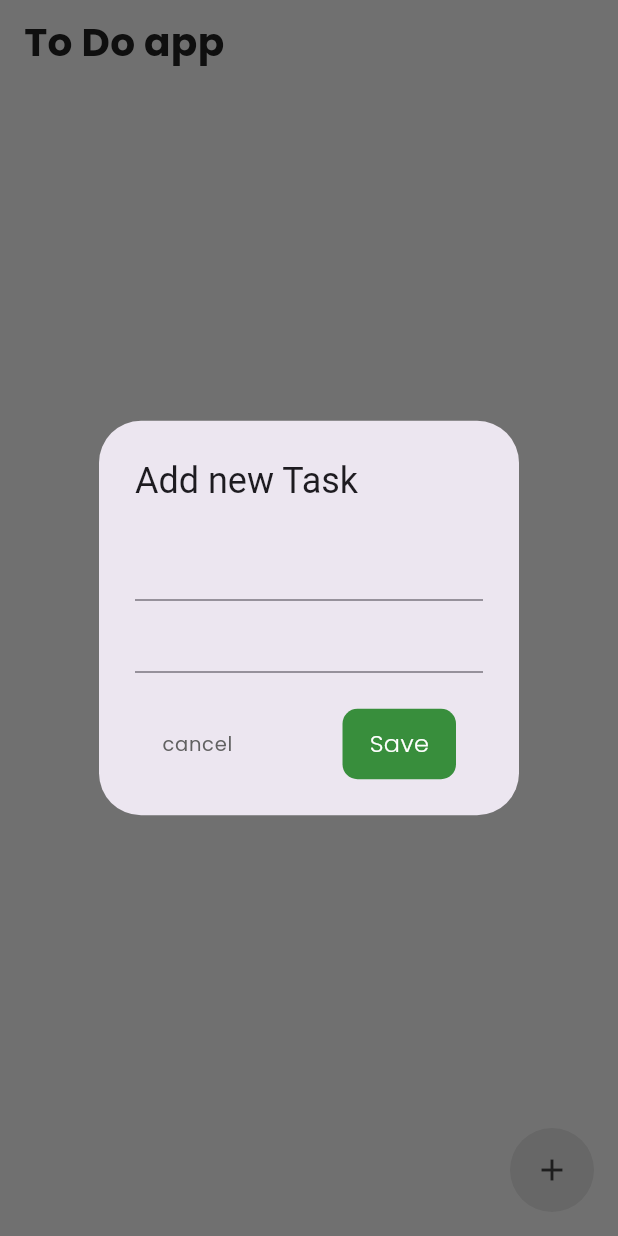
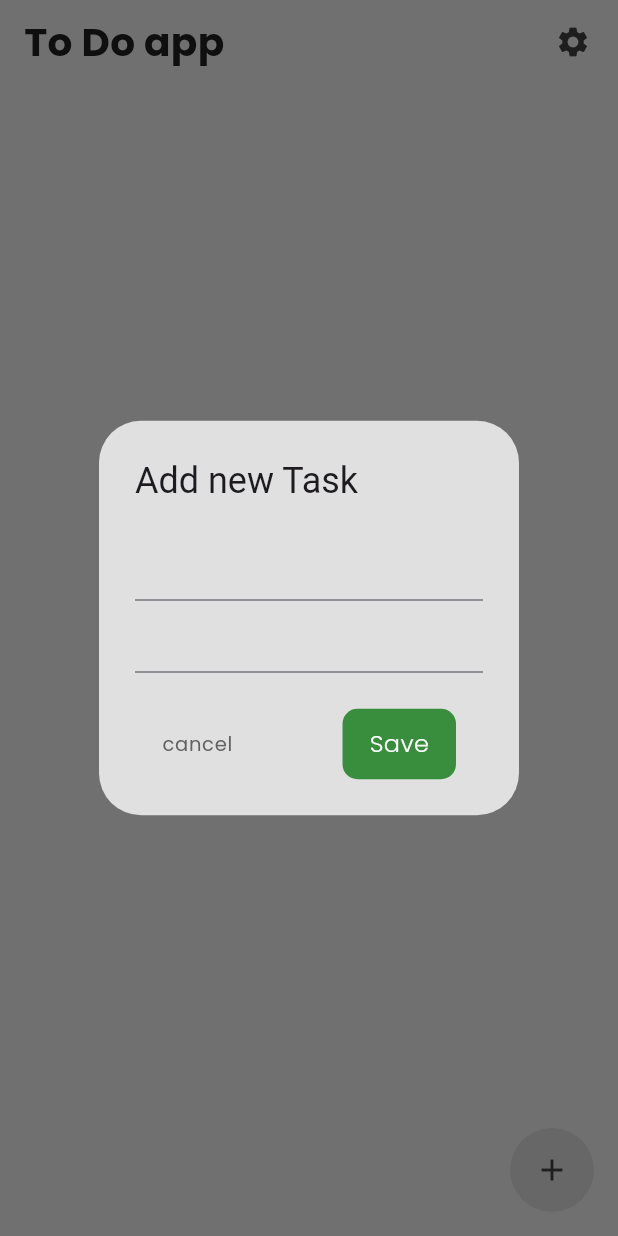
Before and after one commit to RWEMAISINGIZWENorbert/todo_app, a Flutter app: the screen it shows after launch, after a tap on the "add" icon, on a phone screen of 412 x 824 dp. Run offline on Flutter 3.47's test engine with Material 3 defaults, Android fonts, the phone set to English and light mode, and no system bars; our stand-ins replace equatable, flutter_bloc, flutter_slidable, google_fonts, hydrated_bloc, popover.

Commit message:
Theme toggle options

```diff
--- a/lib/Home.dart
+++ b/lib/Home.dart
@@ -1,6 +1,8 @@
 import 'package:flutter/material.dart';
 import 'package:flutter_bloc/flutter_bloc.dart';
 import 'package:google_fonts/google_fonts.dart';
+import 'package:popover/popover.dart';
+import 'package:todo_app/ThemeBloc/theme_bloc.dart';
 import 'package:todo_app/data/todo.dart';
 import 'package:todo_app/todo_bloc/todo_bloc.dart';
 import 'package:flutter_slidable/flutter_slidable.dart';
@@ -38,12 +40,64 @@ class _HomeState extends State<Home> {
       TextEditingController controller1 = TextEditingController();
       TextEditingController controller2 = TextEditingController();
 
-    return Scaffold(
+      final List<(String, ThemeMode)> themes = [
+        ('light', ThemeMode.light),
+        ('dark', ThemeMode.dark),
+        ('system', ThemeMode.system),
+      ];
+
+    return  Scaffold(
         backgroundColor: Theme.of(context).scaffoldBackgroundColor,
         appBar: AppBar(
           backgroundColor: Theme.of(context).scaffoldBackgroundColor,
-        title: Text('To Do app', style: Theme.of(context).textTheme.titleMedium
+          title: Text('To Do app', style: Theme.of(context).textTheme.titleMedium,   ),
+          actions:  <Widget>[
+              Builder(
+                builder: (innerContext) {
+                  return BlocBuilder<ThemeCubit, ThemeMode>(
+                    // buildWhen: (previousStae, currentState) => previousStae != currentState,
+                    builder: (context, state) {
+                      return GestureDetector(
+                        onTap: () {
+                           showPopover(
+                            backgroundColor: Theme.of(context).cardColor,
+                            context: innerContext,
+                            barrierDismissible: true,
+                            width: 210,
+                            height: 200,
+                            direction: PopoverDirection.top,
+                            bodyBuilder: (context) {
+                                return Container(
+                                  margin: const EdgeInsets.symmetric(horizontal: 18),
+                                  alignment:  Alignment.center,
+                                  child: Column(
+                                    children: List.generate(
+                                      themes.length, (index){
+                                         final String label = themes[index].$1;
+                                          ThemeMode theme = themes[index].$2;
+                                          return ListTile(
+                                              onTap:  () => context.read<ThemeCubit>().updateTheme(theme),
+                                              title: Text(label, style: Theme.of(context).textTheme.labelMedium,),
+                                              trailing: state == theme ? Icon(Icons.check, color:Theme.of(context).hintColor,) : null,
+                                          );
+                                      }
                                       ),
+                                  ),
+                                );
+                            }
+                            );
+                        },
+                        child: Container(
+                          padding: EdgeInsets.only(right: 18),
+                          child: Icon(Icons.settings, color: Theme.of(context).hintColor,
+                          )
+                          ),
+                      );
+                    }
+                  );
+                }
+              )
+          ],
         ),
         body: BlocBuilder<TodoBloc, TodoState>(
           builder: (context, state){
@@ -94,6 +148,7 @@ class _HomeState extends State<Home> {
               context: context,
               builder: (context){
                 return  AlertDialog(
+                  backgroundColor: Theme.of(context).cardColor,
                   title: Text("Add new Task"),
                   content: Column(
                     mainAxisSize: MainAxisSize.min,
--- /dev/null
+++ b/lib/ThemeBloc/theme_bloc.dart
@@ -0,0 +1,19 @@
+import 'package:flutter/material.dart';
+import 'package:hydrated_bloc/hydrated_bloc.dart';
+
+class ThemeCubit extends HydratedCubit<ThemeMode> {
+
+   ThemeCubit(): super(ThemeMode.light);
+
+   void updateTheme(ThemeMode theme) => emit(theme);
+
+  @override
+   ThemeMode? fromJson(Map<String, dynamic> json) {
+      return ThemeMode.values[json['theme'] as int];
+  }
+
+  @override
+  Map<String, dynamic>? toJson(state) {
+      return {'theme': state.index};
+  }
+}
--- a/lib/main.dart
+++ b/lib/main.dart
@@ -6,19 +6,18 @@ import 'package:flutter_bloc/flutter_bloc.dart';
 import 'package:hydrated_bloc/hydrated_bloc.dart';
 import 'package:path_provider/path_provider.dart';
 import 'package:todo_app/Home.dart';
+import 'package:todo_app/ThemeBloc/theme_bloc.dart';
 import 'package:todo_app/themeData/themeData.dart';
 import 'package:todo_app/todo_bloc/todo_bloc.dart';
 
 Future<void> main() async {
+  WidgetsFlutterBinding.ensureInitialized();
 
- WidgetsFlutterBinding.ensureInitialized();
-
-  // final directory = await getApplicationDocumentsDirectory();
+  // final directory = await getApplicationDocumentsDirectory();xx
   HydratedBloc.storage = await HydratedStorage.build(
-    storageDirectory:  kIsWeb? HydratedStorageDirectory.web
-    : HydratedStorageDirectory((await getApplicationDocumentsDirectory()).path)
-  );
-
+      storageDirectory: kIsWeb
+          ? HydratedStorageDirectory.web
+          : HydratedStorageDirectory((await getApplicationDocumentsDirectory()).path));
 
   runApp(const MyApp());
 }
@@ -28,18 +27,27 @@ class MyApp extends StatelessWidget {
 
   @override
   Widget build(BuildContext context) {
-    return  MaterialApp(
-        debugShowCheckedModeBanner: false,
-        theme: lightMode,
-        darkTheme: darkMoode,
-        themeMode: ThemeMode.system,
-        home: BlocProvider<TodoBloc>(
-          create: (context) => TodoBloc(),
-          // ..add(
-          //   TodoStarted()
-          //   ),
-            child: Home(),
-          )
-    );
+    return MultiBlocProvider(
+          providers: [
+            BlocProvider<TodoBloc>(
+              create: (context) => TodoBloc()..add(TodoStarted()),
+            ),
+            BlocProvider<ThemeCubit>(
+              create: (context) => ThemeCubit(),
+            ),
+          ],
+            child: BlocBuilder<ThemeCubit, ThemeMode>(
+                builder: (context, state){
+                  return MaterialApp(
+                            debugShowCheckedModeBanner: false,
+                          theme: lightMode,
+                      darkTheme: darkMoode,
+                       themeMode: state,
+                       home: Home(),
+                  );
+                }
+                ),
+        );
+        // );
   }
 }
--- a/lib/themeData/themeData.dart
+++ b/lib/themeData/themeData.dart
@@ -40,12 +40,12 @@ ThemeData darkMoode = ThemeData(
         labelMedium: GoogleFonts.poppins(
           color: Colors.grey[300],
           fontSize: 18,
-          fontWeight: FontWeight.w700,
+          fontWeight: FontWeight.w500,
         ),
         labelSmall:  GoogleFonts.poppins(
           color: Colors.grey[400],
           fontSize: 13,
-          fontWeight: FontWeight.w700,
+          fontWeight: FontWeight.w400,
         )
       ),
 );
--- a/pubspec.yaml
+++ b/pubspec.yaml
@@ -43,6 +43,7 @@ dependencies:
   flutter_slidable: ^4.0.0
   google_fonts: ^6.2.1
   shared_preferences: ^2.5.2
+  popover: ^0.3.1
 
 dev_dependencies:
   flutter_test:
```
Also changed, not shown: pubspec.lock. Lines whose indentation alone changed are shown as unchanged.
